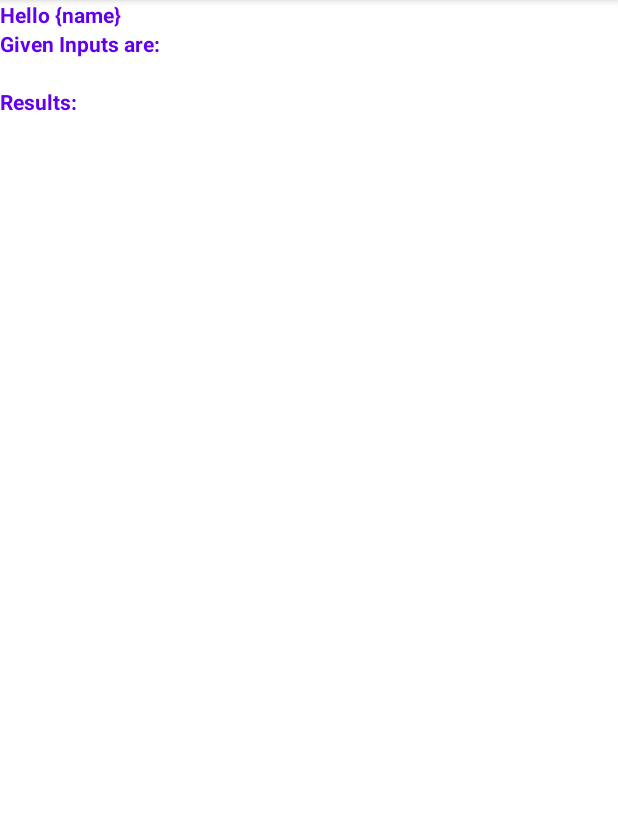
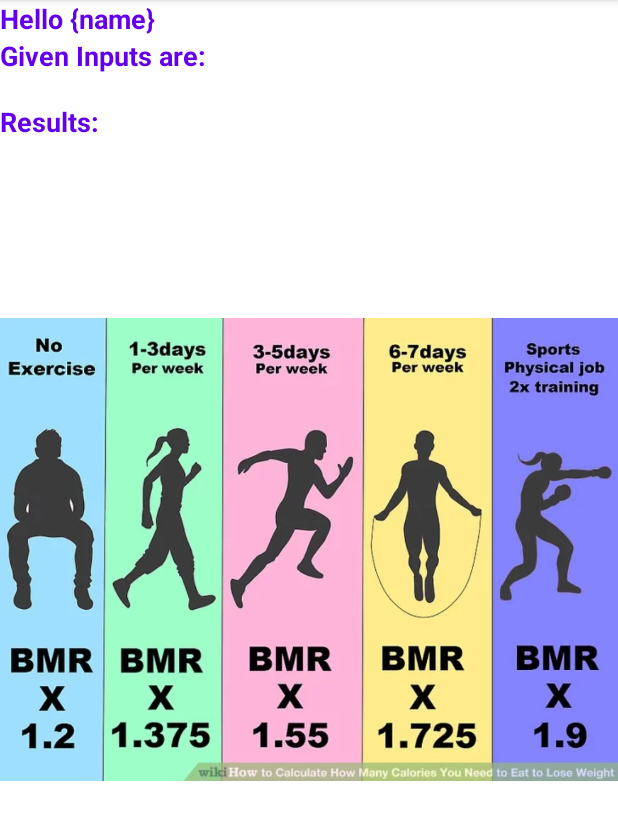
Before and after one commit to jovichenmcintyrecentenial/test_1_android, an Android app: the OutputActivity screen opened directly, with no data from a screen before it, on a phone screen of 412 x 824 dp, the part 84-924 px from its top. Run offline under Robolectric (Android 15) with nearby library versions, the phone set to English and light mode, and no system bars.

Commit message:
update output activty

```diff
--- a/app/src/main/res/layout/activity_output.xml
+++ b/app/src/main/res/layout/activity_output.xml
@@ -26,4 +26,10 @@
         android:text="Results:"
         />
 
+    <ImageView
+        android:id="@+id/imageView"
+        android:layout_width="match_parent"
+        android:layout_height="wrap_content"
+        app:srcCompat="@drawable/bmr" />
+
 </LinearLayout>
--- a/app/src/main/res/values/styles.xml
+++ b/app/src/main/res/values/styles.xml
@@ -5,6 +5,8 @@
         <item name="android:layout_width">match_parent</item>
         <item name="android:layout_height">wrap_content</item>
         <item name="android:textStyle">bold</item>
+        <item name="android:textSize">18sp</item>
+
         <item name="android:textColor">@color/purple_500</item>
     </style>
 </resources>
```
Also changed, not shown: app/src/main/res/drawable/bmr.jpg (added).
